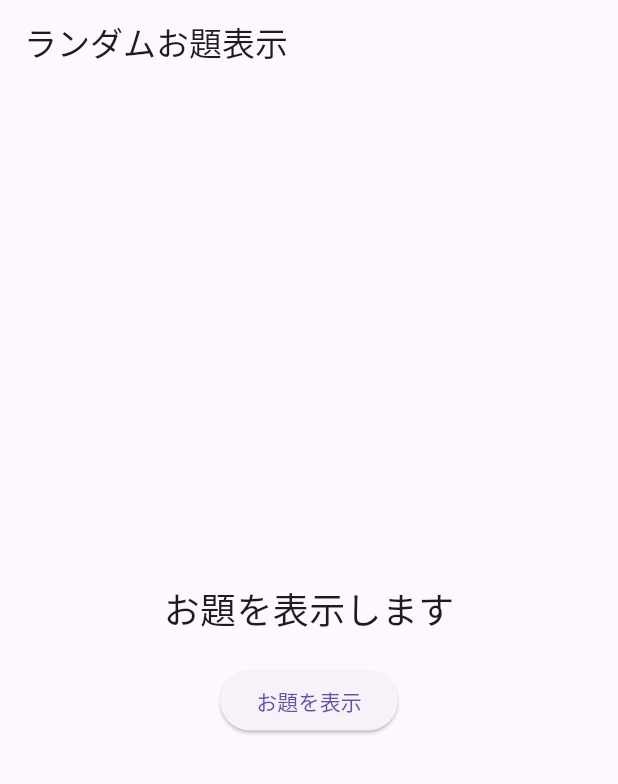
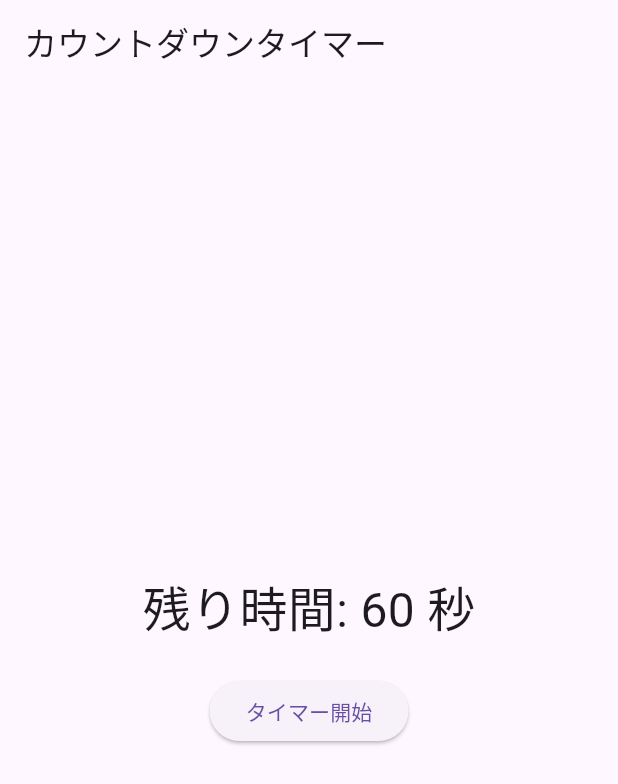
Before and after one commit to Ruri-Kinoshita/niku, a Flutter app: the screen it shows after launch, on a phone screen of 412 x 824 dp. Shown: the top 784 px of the screen. Run offline on Flutter 3.47's test engine with Material 3 defaults, Android fonts, the phone set to English and light mode, and no system bars.

Commit message:
カウントダウンタイマー実装した

```diff
--- a/lib/main.dart
+++ b/lib/main.dart
@@ -1,8 +1,9 @@
 import 'package:flutter/material.dart';
 import 'package:niku/roulette.dart';
+import 'package:niku/timer.dart';
 
 void main() {
-  runApp(const Roulette());
+  runApp(CountdownTimer());
 }
 
 class MyApp extends StatelessWidget {
--- /dev/null
+++ b/lib/timer.dart
@@ -0,0 +1,59 @@
+import 'dart:async';
+
+import 'package:flutter/widgets.dart';
+import 'package:flutter/material.dart';
+
+class CountdownTimer extends StatefulWidget {
+  @override
+  _CountdownTimerState createState() => _CountdownTimerState();
+}
+
+class _CountdownTimerState extends State<CountdownTimer> {
+  int _remainingTime = 60;
+  Timer? _timer;
+
+  void startTimer() {
+    _remainingTime = 60; // カウントダウンの開始秒数
+    _timer?.cancel(); // 既にタイマーが動作中の場合はキャンセル
+    _timer = Timer.periodic(Duration(seconds: 1), (timer) {
+      setState(() {
+        if (_remainingTime > 0) {
+          _remainingTime--; // 1秒ずつ減らす
+        } else {
+          timer.cancel(); // カウントダウンが終了したらタイマーを止める
+        }
+      });
+    });
+  }
+
+  @override
+  void dispose() {
+    _timer?.cancel(); // ウィジェットが破棄される際にタイマーをキャンセル
+    super.dispose();
+  }
+
+  @override
+  Widget build(BuildContext context) {
+    return MaterialApp(
+      home: Scaffold(
+        appBar: AppBar(title: Text('カウントダウンタイマー')),
+        body: Center(
+          child: Column(
+            mainAxisAlignment: MainAxisAlignment.center,
+            children: [
+              Text(
+                _remainingTime > 0 ? '残り時間: $_remainingTime 秒' : 'タイムアップ！',
+                style: TextStyle(fontSize: 32),
+              ),
+              SizedBox(height: 20),
+              ElevatedButton(
+                onPressed: startTimer,
+                child: Text('タイマー開始'),
+              ),
+            ],
+          ),
+        ),
+      ),
+    );
+  }
+}
```
